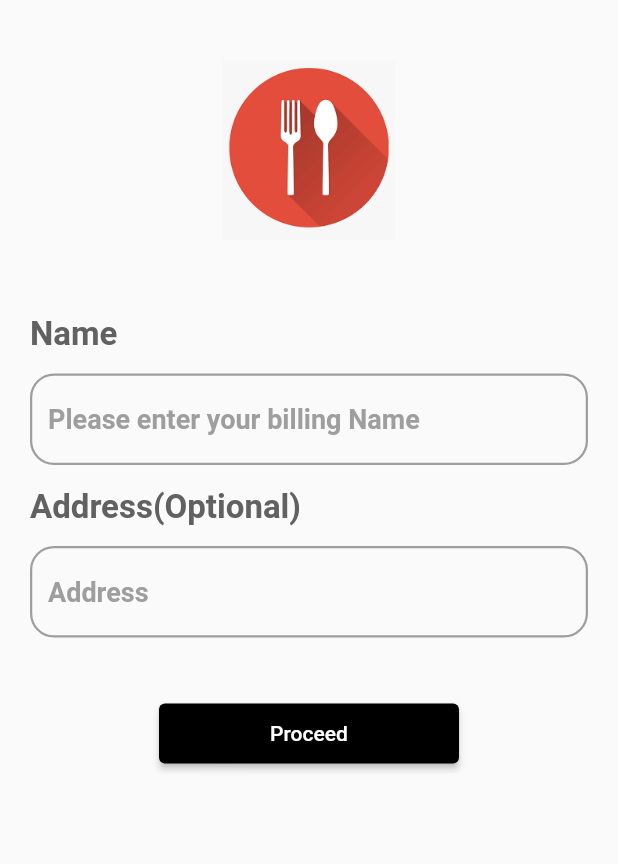
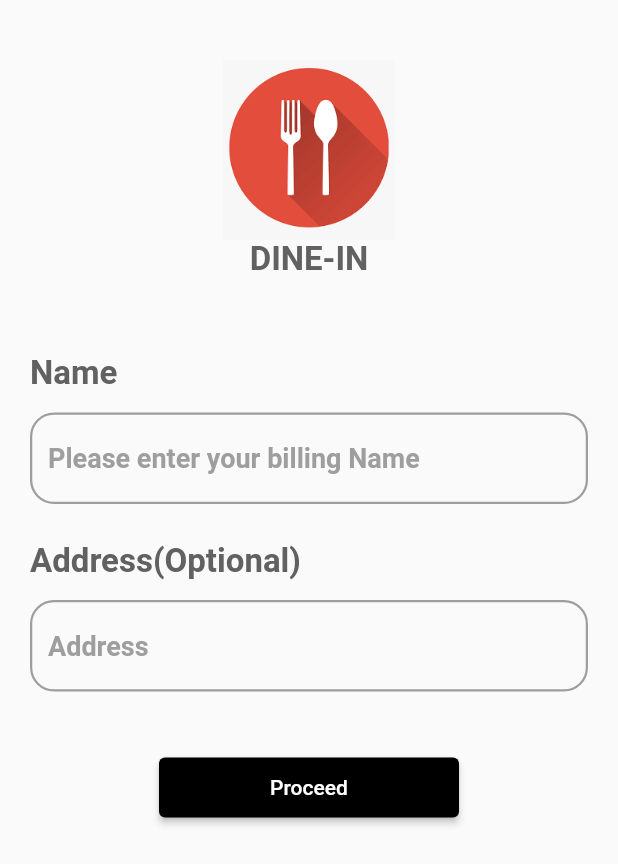
Before and after one commit to gowthammg12/ineuron-dinein, a Flutter app: the UserDetail screen opened directly, on a phone screen of 412 x 824 dp. Shown: the top 864 px of the screen. Run offline on Flutter 3.47's test engine with Material 2 defaults, Android fonts, the phone set to English and light mode, and no system bars; our stand-ins replace equatable, firebase_auth, firebase_core, flutter_bloc, smooth_star_rating_null_safety, url_strategy; accounts and stored records are empty.

Commit message:
user_detail Screen alignment and font fixes

```diff
--- a/lib/main.dart
+++ b/lib/main.dart
@@ -36,7 +36,7 @@ class DineInApp extends StatelessWidget {
         BlocProvider(create: (context) => TimerCubit()),
       ],
       child: MaterialApp(
-        home: LoginScreen(),
+        home: UserDetail(),
       ),
     );
   }
--- a/lib/screens/auth/user_detail.dart
+++ b/lib/screens/auth/user_detail.dart
@@ -29,6 +29,14 @@ class UserDetail extends StatelessWidget {
                   width: 120,
                 ),
               ),
+              Center(
+                 child: Text(
+                    "DINE-IN",
+                    style: AppTextStyles.formTitle,
+                  ),
+               ),
+
+
               Padding(
                 padding: const EdgeInsets.only(top: 50, bottom: 13, left: 20),
                 child: Text(
@@ -37,14 +45,14 @@ class UserDetail extends StatelessWidget {
                 ),
               ),
               Padding(
-                padding: const EdgeInsets.only(left: 20.0, right: 20, bottom: 15),
+                padding: const EdgeInsets.only(left: 20.0, right: 20, bottom: 25),
                 child: LoginTextField(
                   hintText: "Please enter your billing Name",
                   controller: _nameController,
                 ),
               ),
               Padding(
-                padding: const EdgeInsets.only(bottom: 13, left: 20),
+                padding: const EdgeInsets.only(bottom: 13, right:20, left: 20),
                 child: Text(
                   "Address(Optional)",
                   style: AppTextStyles.formTitle,
@@ -64,7 +72,10 @@ class UserDetail extends StatelessWidget {
                     fixedSize: MaterialStateProperty.all(Size(200, 40)),
                     backgroundColor: MaterialStateProperty.all(Colors.black),
                   ),
-                  child: Text("Proceed"),
+                  child: Padding(
+                    padding: const EdgeInsets.symmetric(horizontal: 20),
+                    child: Text("Proceed"),
+                  ),
                   onPressed: () {},
                 ),
               ),
```
